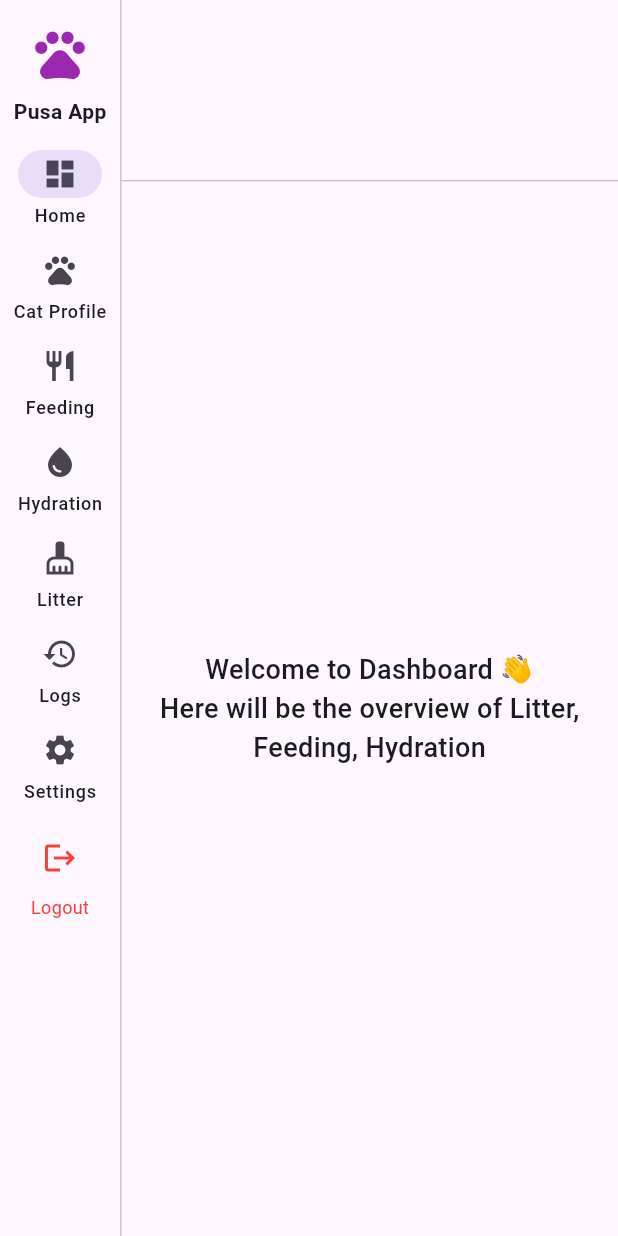
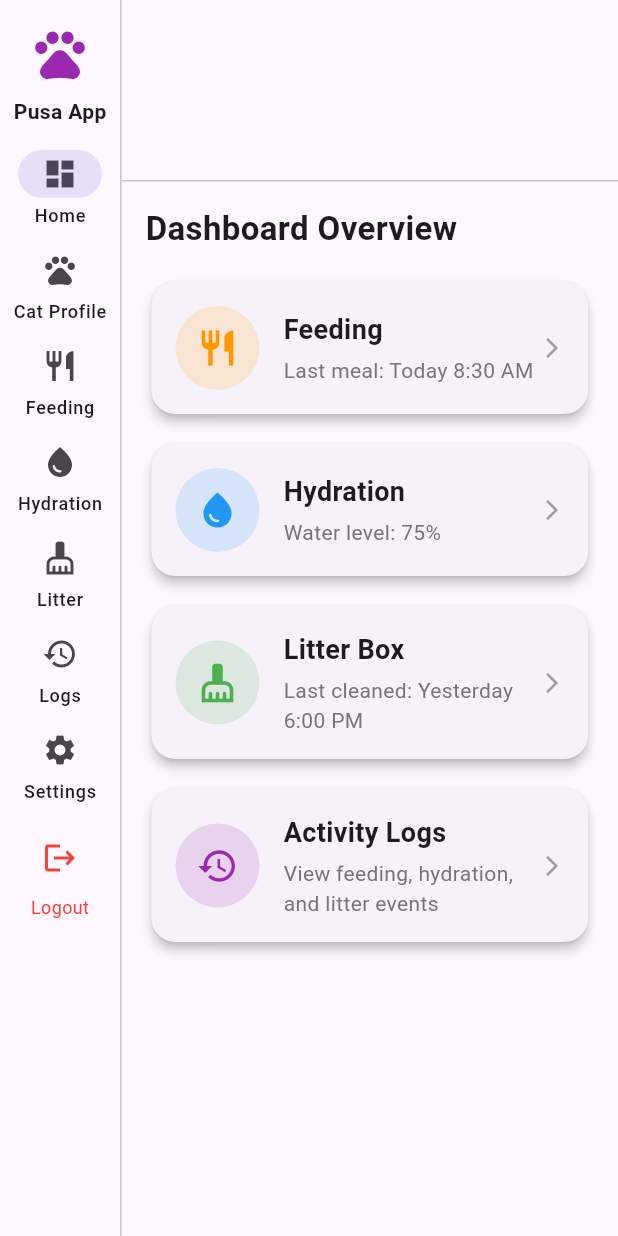
Before and after one commit to ProjectNEKKO/MEOW-HUB_A-THESIS-PROJECT, a Flutter app: the HomeScreen screen opened directly, on a phone screen of 412 x 824 dp. Run offline on Flutter 3.47's test engine with Material 3 defaults, Android fonts, the light colour scheme and no system bars; our stand-ins replace cloud_firestore, equatable, firebase_auth, firebase_core, flutter_bloc, shared_preferences; accounts and stored records are empty.

Commit message:
Added more screens and file management

```diff
--- a/lib/screens/home/dashboard_screen.dart
+++ b/lib/screens/home/dashboard_screen.dart
@@ -5,12 +5,122 @@ class DashboardScreen extends StatelessWidget {
 
   @override
   Widget build(BuildContext context) {
-    return Center(
-      child: Text(
-        "Welcome to Dashboard 👋\nHere will be the overview of Litter, Feeding, Hydration",
-        textAlign: TextAlign.center,
-        style: TextStyle(fontSize: 18, fontWeight: FontWeight.w500),
+    return SingleChildScrollView(
+      padding: const EdgeInsets.all(16.0),
+      child: Column(
+        crossAxisAlignment: CrossAxisAlignment.start,
+        children: [
+          const Text(
+            "Dashboard Overview",
+            style: TextStyle(fontSize: 22, fontWeight: FontWeight.bold),
+          ),
+          const SizedBox(height: 16),
+
+          // Feeding Card
+          DashboardCard(
+            title: "Feeding",
+            subtitle: "Last meal: Today 8:30 AM",
+            icon: Icons.restaurant,
+            color: Colors.orange,
+            onTap: () {
+
+            },
+          ),
+          const SizedBox(height: 12),
+
+          // Hydration Card
+          DashboardCard(
+            title: "Hydration",
+            subtitle: "Water level: 75%",
+            icon: Icons.water_drop,
+            color: Colors.blue,
+            onTap: () {
+
+            },
+          ),
+          const SizedBox(height: 12),
+
+          // Litter Box Card
+          DashboardCard(
+            title: "Litter Box",
+            subtitle: "Last cleaned: Yesterday 6:00 PM",
+            icon: Icons.cleaning_services,
+            color: Colors.green,
+            onTap: () {
+
+            },
+          ),
+          const SizedBox(height: 12),
+
+          // Logs / History Card
+          DashboardCard(
+            title: "Activity Logs",
+            subtitle: "View feeding, hydration, and litter events",
+            icon: Icons.history,
+            color: Colors.purple,
+            onTap: () {
+
+            },
+          ),
+        ],
       ),
     );
   }
 }
+
+class DashboardCard extends StatelessWidget {
+  final String title;
+  final String subtitle;
+  final IconData icon;
+  final Color color;
+  final VoidCallback onTap;
+
+  const DashboardCard({
+    super.key,
+    required this.title,
+    required this.subtitle,
+    required this.icon,
+    required this.color,
+    required this.onTap,
+  });
+
+  @override
+  Widget build(BuildContext context) {
+    return Card(
+      shape: RoundedRectangleBorder(borderRadius: BorderRadius.circular(16)),
+      elevation: 3,
+      child: InkWell(
+        borderRadius: BorderRadius.circular(16),
+        onTap: onTap,
+        child: Padding(
+          padding: const EdgeInsets.all(16.0),
+          child: Row(
+            children: [
+              CircleAvatar(
+                radius: 28,
+                backgroundColor: color.withAlpha(40),
+                child: Icon(icon, size: 28, color: color),
+              ),
+              const SizedBox(width: 16),
+              Expanded(
+                child: Column(
+                  crossAxisAlignment: CrossAxisAlignment.start,
+                  children: [
+                    Text(title,
+                        style: const TextStyle(
+                            fontSize: 18, fontWeight: FontWeight.bold)),
+                    const SizedBox(height: 4),
+                    Text(subtitle,
+                        style: TextStyle(
+                            fontSize: 14, color: Colors.grey.shade600)),
+                  ],
+                ),
+              ),
+              const Icon(Icons.arrow_forward_ios, size: 16, color: Colors.grey),
+            ],
+          ),
+        ),
+      ),
+    );
+  }
+}
```
Also changed, not shown: lib/screens/cats/add_cat_screen.dart (added, +117 -0 lines), lib/screens/cats/cat_profile_screen.dart (added, +95 -0 lines), lib/screens/cats/edit_cat_screen.dart (added, +144 -0 lines), lib/screens/home/cat_profile_screen.dart (deleted, +0 -15 lines), lib/screens/home/home_screen.dart (+4 -4 lines), lib/screens/cats/cat_details_screen.dart (renamed from lib/screens/home/cat_details_screen.dart), lib/screens/logs/logs_screen.dart (renamed from lib/screens/home/logs_screen.dart), lib/screens/settings/settings_screen.dart (renamed from lib/screens/home/settings_screen.dart).
